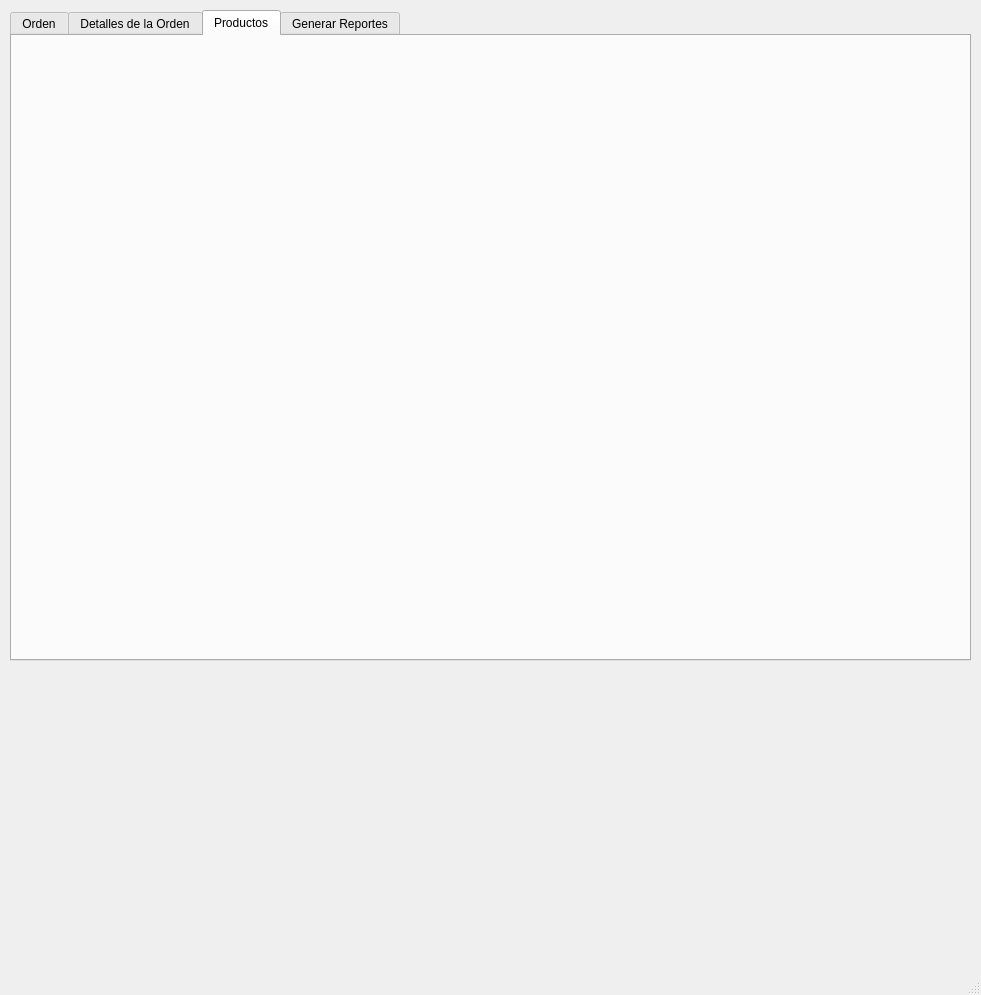
Qt form mainwindow.ui (jairoaguilarts/Desktop-App-Proyect) before a commit.
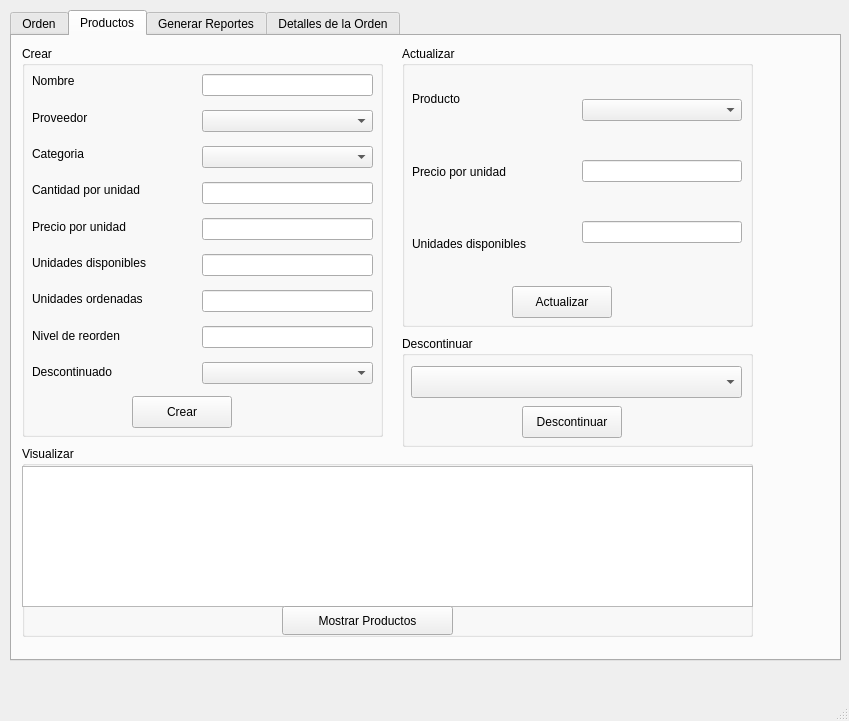
The same form after that commit.

Commit message: CRUD productos

```diff
--- a/mainwindow.ui
+++ b/mainwindow.ui
@@ -6,8 +6,8 @@
    <rect>
     <x>0</x>
     <y>0</y>
-    <width>981</width>
-    <height>995</height>
+    <width>849</width>
+    <height>721</height>
    </rect>
   </property>
   <property name="windowTitle">
@@ -19,7 +19,7 @@
      <rect>
       <x>10</x>
       <y>10</y>
-      <width>961</width>
+      <width>831</width>
       <height>651</height>
      </rect>
     </property>
@@ -300,15 +300,302 @@
       </widget>
      </widget>
     </widget>
-    <widget class="QWidget" name="tab_2">
-     <attribute name="title">
-      <string>Detalles de la Orden</string>
-     </attribute>
-    </widget>
     <widget class="QWidget" name="tab_3">
      <attribute name="title">
       <string>Productos</string>
      </attribute>
+     <widget class="QGroupBox" name="groupBox_5">
+      <property name="geometry">
+       <rect>
+        <x>10</x>
+        <y>10</y>
+        <width>361</width>
+        <height>391</height>
+       </rect>
+      </property>
+      <property name="title">
+       <string>Crear</string>
+      </property>
+      <widget class="QWidget" name="verticalLayoutWidget_5">
+       <property name="geometry">
+        <rect>
+         <x>10</x>
+         <y>20</y>
+         <width>160</width>
+         <height>321</height>
+        </rect>
+       </property>
+       <layout class="QVBoxLayout" name="verticalLayout_5">
+        <item>
+         <widget class="QLabel" name="label_37">
+          <property name="text">
+           <string>Nombre</string>
+          </property>
+         </widget>
+        </item>
+        <item>
+         <widget class="QLabel" name="label_36">
+          <property name="text">
+           <string>Proveedor</string>
+          </property>
+         </widget>
+        </item>
+        <item>
+         <widget class="QLabel" name="label_38">
+          <property name="text">
+           <string>Categoria</string>
+          </property>
+         </widget>
+        </item>
+        <item>
+         <widget class="QLabel" name="label_39">
+          <property name="text">
+           <string>Cantidad por unidad</string>
+          </property>
+         </widget>
+        </item>
+        <item>
+         <widget class="QLabel" name="label_40">
+          <property name="text">
+           <string>Precio por unidad</string>
+          </property>
+         </widget>
+        </item>
+        <item>
+         <widget class="QLabel" name="label_41">
+          <property name="text">
+           <string>Unidades disponibles</string>
+          </property>
+         </widget>
+        </item>
+        <item>
+         <widget class="QLabel" name="label_42">
+          <property name="text">
+           <string>Unidades ordenadas</string>
+          </property>
+         </widget>
+        </item>
+        <item>
+         <widget class="QLabel" name="label_43">
+          <property name="text">
+           <string>Nivel de reorden</string>
+          </property>
+         </widget>
+        </item>
+        <item>
+         <widget class="QLabel" name="label_44">
+          <property name="text">
+           <string>Descontinuado</string>
+          </property>
+         </widget>
+        </item>
+       </layout>
+      </widget>
+      <widget class="QWidget" name="verticalLayoutWidget_6">
+       <property name="geometry">
+        <rect>
+         <x>180</x>
+         <y>20</y>
+         <width>171</width>
+         <height>331</height>
+        </rect>
+       </property>
+       <layout class="QVBoxLayout" name="verticalLayout_6">
+        <item>
+         <widget class="QLineEdit" name="LE_P_Nom"/>
+        </item>
+        <item>
+         <widget class="QComboBox" name="CB_Proveedor"/>
+        </item>
+        <item>
+         <widget class="QComboBox" name="CB_Categoria"/>
+        </item>
+        <item>
+         <widget class="QLineEdit" name="LE_P_Cant"/>
+        </item>
+        <item>
+         <widget class="QLineEdit" name="LE_P_Precio"/>
+        </item>
+        <item>
+         <widget class="QLineEdit" name="LE_P_Disponibles"/>
+        </item>
+        <item>
+         <widget class="QLineEdit" name="LE_P_Ordenadas"/>
+        </item>
+        <item>
+         <widget class="QLineEdit" name="LE_P_Reorden"/>
+        </item>
+        <item>
+         <widget class="QComboBox" name="CB_Descontinuado"/>
+        </item>
+       </layout>
+      </widget>
+      <widget class="QPushButton" name="PB_CrearProducto">
+       <property name="geometry">
+        <rect>
+         <x>110</x>
+         <y>350</y>
+         <width>100</width>
+         <height>32</height>
+        </rect>
+       </property>
+       <property name="text">
+        <string>Crear</string>
+       </property>
+      </widget>
+     </widget>
+     <widget class="QGroupBox" name="groupBox_6">
+      <property name="geometry">
+       <rect>
+        <x>390</x>
+        <y>10</y>
+        <width>351</width>
+        <height>281</height>
+       </rect>
+      </property>
+      <property name="title">
+       <string>Actualizar</string>
+      </property>
+      <widget class="QWidget" name="verticalLayoutWidget_7">
+       <property name="geometry">
+        <rect>
+         <x>10</x>
+         <y>20</y>
+         <width>160</width>
+         <height>211</height>
+        </rect>
+       </property>
+       <layout class="QVBoxLayout" name="verticalLayout_7">
+        <item>
+         <widget class="QLabel" name="label_46">
+          <property name="text">
+           <string>Producto</string>
+          </property>
+         </widget>
+        </item>
+        <item>
+         <widget class="QLabel" name="label_45">
+          <property name="text">
+           <string>Precio por unidad</string>
+          </property>
+         </widget>
+        </item>
+        <item>
+         <widget class="QLabel" name="label_47">
+          <property name="text">
+           <string>Unidades disponibles</string>
+          </property>
+         </widget>
+        </item>
+       </layout>
+      </widget>
+      <widget class="QWidget" name="verticalLayoutWidget_8">
+       <property name="geometry">
+        <rect>
+         <x>180</x>
+         <y>20</y>
+         <width>160</width>
+         <height>211</height>
+        </rect>
+       </property>
+       <layout class="QVBoxLayout" name="verticalLayout_8">
+        <item>
+         <widget class="QComboBox" name="CB_Productos_2"/>
+        </item>
+        <item>
+         <widget class="QLineEdit" name="LE_A_Precio"/>
+        </item>
+        <item>
+         <widget class="QLineEdit" name="LE_A_Disponibles"/>
+        </item>
+       </layout>
+      </widget>
+      <widget class="QPushButton" name="PB_ActualizarProducto">
+       <property name="geometry">
+        <rect>
+         <x>110</x>
+         <y>240</y>
+         <width>100</width>
+         <height>32</height>
+        </rect>
+       </property>
+       <property name="text">
+        <string>Actualizar</string>
+       </property>
+      </widget>
+     </widget>
+     <widget class="QGroupBox" name="groupBox_7">
+      <property name="geometry">
+       <rect>
+        <x>10</x>
+        <y>410</y>
+        <width>731</width>
+        <height>191</height>
+       </rect>
+      </property>
+      <property name="title">
+       <string>Visualizar</string>
+      </property>
+      <widget class="QTableWidget" name="TV_Productos">
+       <property name="geometry">
+        <rect>
+         <x>0</x>
+         <y>20</y>
+         <width>731</width>
+         <height>141</height>
+        </rect>
+       </property>
+      </widget>
+      <widget class="QPushButton" name="PB_MostrarProd_3">
+       <property name="geometry">
+        <rect>
+         <x>260</x>
+         <y>160</y>
+         <width>171</width>
+         <height>29</height>
+        </rect>
+       </property>
+       <property name="text">
+        <string>Mostrar Productos</string>
+       </property>
+      </widget>
+     </widget>
+     <widget class="QGroupBox" name="groupBox_3">
+      <property name="geometry">
+       <rect>
+        <x>390</x>
+        <y>300</y>
+        <width>351</width>
+        <height>111</height>
+       </rect>
+      </property>
+      <property name="title">
+       <string>Descontinuar</string>
+      </property>
+      <widget class="QComboBox" name="CB_Productos_3">
+       <property name="geometry">
+        <rect>
+         <x>9</x>
+         <y>30</y>
+         <width>331</width>
+         <height>32</height>
+        </rect>
+       </property>
+      </widget>
+      <widget class="QPushButton" name="PB_Descontinuar">
+       <property name="geometry">
+        <rect>
+         <x>120</x>
+         <y>70</y>
+         <width>100</width>
+         <height>32</height>
+        </rect>
+       </property>
+       <property name="text">
+        <string>Descontinuar</string>
+       </property>
+      </widget>
+     </widget>
     </widget>
     <widget class="QWidget" name="tab_5">
      <attribute name="title">
@@ -361,6 +648,11 @@
       </widget>
      </widget>
     </widget>
+    <widget class="QWidget" name="tab_2">
+     <attribute name="title">
+      <string>Detalles de la Orden</string>
+     </attribute>
+    </widget>
    </widget>
   </widget>
   <widget class="QMenuBar" name="menubar">
```
Left out of the diff: 20 changed lines with no effect on the pictures. The commit also changes 5 other files.
